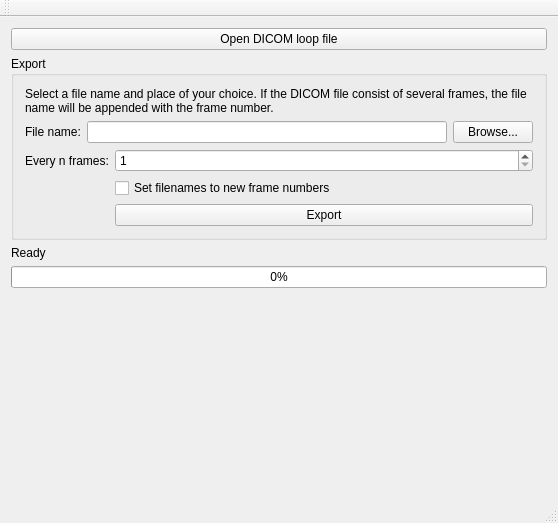
Above: dicomwindow.ui from dragly/DicomExporter before the change. Below: the same form after it.
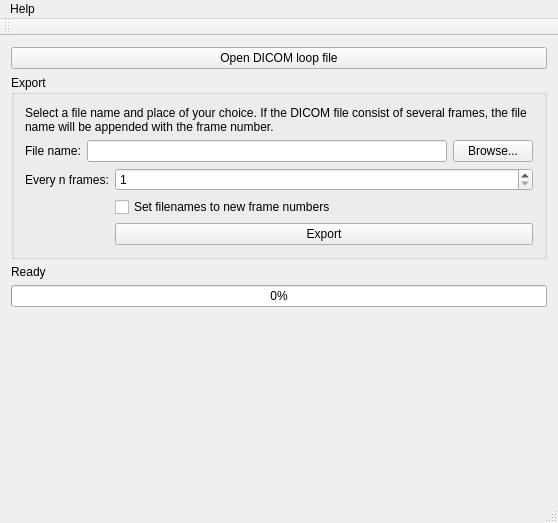
That is the form after the change.

Commit message: Added about dialog.

What changed in the file:
```diff
--- a/dicomwindow.ui
+++ b/dicomwindow.ui
@@ -138,6 +138,13 @@
      <height>19</height>
     </rect>
    </property>
+   <widget class="QMenu" name="menuAbout">
+    <property name="title">
+     <string>Help</string>
+    </property>
+    <addaction name="actionAbout"/>
+   </widget>
+   <addaction name="menuAbout"/>
   </widget>
   <widget class="QToolBar" name="mainToolBar">
    <attribute name="toolBarArea">
```
Left out of the diff: 5 changed lines with no effect on the pictures. The commit also changes 3 other files.
